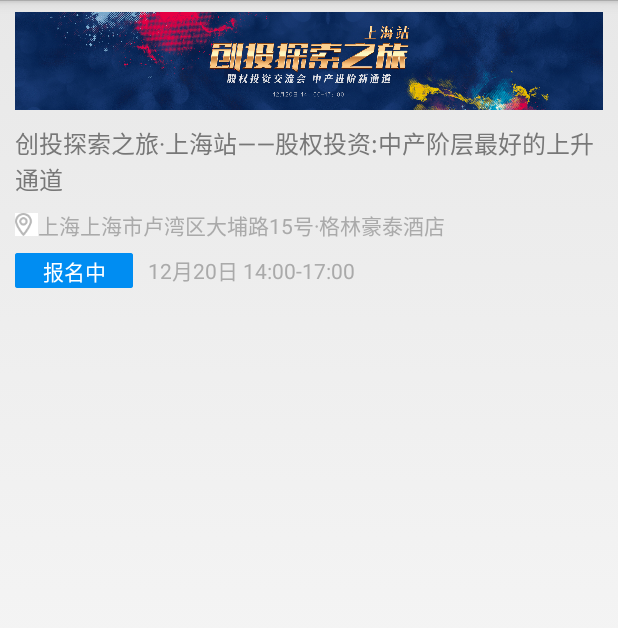
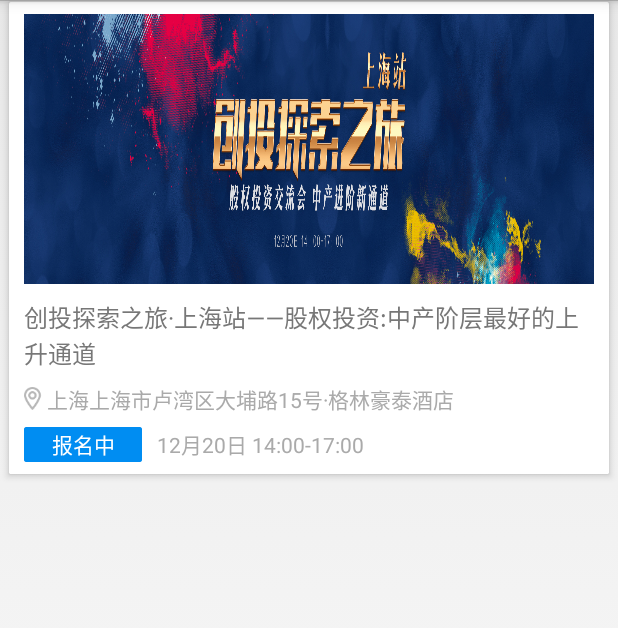
Before and after one commit to jiangqqlmj/App36Kr, an Android app: the layout item_recent_news_layout.xml on its own in the app's theme, with its tools: preview values and no code run, on a phone screen of 412 x 824 dp. Shown: the top 628 px of the screen. Run offline under Robolectric (Android 15) with nearby library versions, the phone set to English and light mode, and no system bars.

Commit message:
+):1.完成近期活动列表的图片以及标题相关信息显示

```diff
--- a/app/src/main/java/com/cniao5/app36kr/adapter/HomeRecyclerAdapter.java
+++ b/app/src/main/java/com/cniao5/app36kr/adapter/HomeRecyclerAdapter.java
@@ -71,7 +71,7 @@ public class HomeRecyclerAdapter extends RecyclerView.Adapter<RecyclerView.ViewH
     @Override
     public int getItemCount() {
         if(type==2){
-            return 60;
+            return recentNewsBeans!=null?recentNewsBeans.size()+1:0;
         }else {
             return homeNewsBeans != null ? homeNewsBeans.size() + 1 : 0;
         }
@@ -135,6 +135,10 @@ public class HomeRecyclerAdapter extends RecyclerView.Adapter<RecyclerView.ViewH
                ((TvItemViewHolder) holder).item_tv_mask.setText(bean.getMask());
            }else if(holder instanceof RecentViewHolder){
                //近期活动
+                RecentNewsBean recentNewsBean=recentNewsBeans.get(position);
+                ((RecentViewHolder) holder).recent_item_tv_title.setText(recentNewsBean.getTitle());
+                mImageLoder.displayImage(recentNewsBean.getListImageUrl(),((RecentViewHolder) holder).recent_item_img_logo);
+
 
            }
            else if(holder instanceof FootViewHolder){
--- a/app/src/main/java/com/cniao5/app36kr/biz/HeadDataManager.java
+++ b/app/src/main/java/com/cniao5/app36kr/biz/HeadDataManager.java
@@ -22,7 +22,7 @@ public class HeadDataManager {
      }
 	/**
 	 * 进行根据地址抓取顶部广告数据
-	 * @param pUrl
+	 * @param document
 	 * @return
 	 */
 	public List<AdHeadBean> getHeadBeans(Document document){
--- a/app/src/main/java/com/cniao5/app36kr/fragment/PageFragment.java
+++ b/app/src/main/java/com/cniao5/app36kr/fragment/PageFragment.java
@@ -65,7 +65,7 @@ public class PageFragment extends BaseFragment implements DefineView{
 
     //进行分页效果--主要用于近期活动列表
     private int page=1;      //页码 默认为第一页
-    private int pageSize=20;   //每页的item数量
+    private int pageSize=65;   //每页的item数量
 
     public static PageFragment newInstance(CategoriesBean extra) {
         Bundle args = new Bundle();
--- a/app/src/main/res/layout/item_recent_news_layout.xml
+++ b/app/src/main/res/layout/item_recent_news_layout.xml
@@ -1,9 +1,23 @@
 <?xml version="1.0" encoding="utf-8"?>
-<LinearLayout xmlns:android="http://schemas.android.com/apk/res/android"
-    android:orientation="vertical"
+<android.support.v7.widget.CardView
+    xmlns:android="http://schemas.android.com/apk/res/android"
+    xmlns:app="http://schemas.android.com/apk/res-auto"
+    android:id="@+id/item_tv_cardview"
     android:layout_width="match_parent"
     android:layout_height="wrap_content"
+    app:cardCornerRadius="1dp"
+    android:layout_marginLeft="6dp"
+    android:layout_marginRight="6dp"
+    android:layout_marginTop="1dp"
+    android:layout_marginBottom="1dp"
+    app:cardElevation="3dp"
+    app:cardMaxElevation="3dp"
+    app:cardBackgroundColor="@color/color_white"
     >
+    <LinearLayout
+        android:layout_width="fill_parent"
+        android:layout_height="wrap_content"
+        android:orientation="vertical">
     <ImageView
         android:id="@+id/recent_item_img_logo"
         android:layout_marginTop="8dp"
@@ -12,7 +26,7 @@
         android:layout_marginLeft="10dp"
         android:layout_marginRight="10dp"
         android:layout_width="fill_parent"
-        android:layout_height="65dp"/>
+        android:layout_height="180dp"/>
     <TextView
         android:id="@+id/recent_item_tv_title"
         android:layout_marginLeft="10dp"
@@ -65,8 +79,6 @@
             android:layout_width="wrap_content"
             android:paddingLeft="8dp"
             android:paddingRight="8dp"
-            android:paddingTop="1dp"
-            android:paddingBottom="1dp"
             android:layout_height="23dp" />
         <TextView
             android:layout_marginLeft="10dp"
@@ -78,4 +90,5 @@
             android:layout_width="fill_parent"
             android:layout_height="wrap_content" />
     </LinearLayout>
-</LinearLayout>
+    </LinearLayout>
+</android.support.v7.widget.CardView>
```
